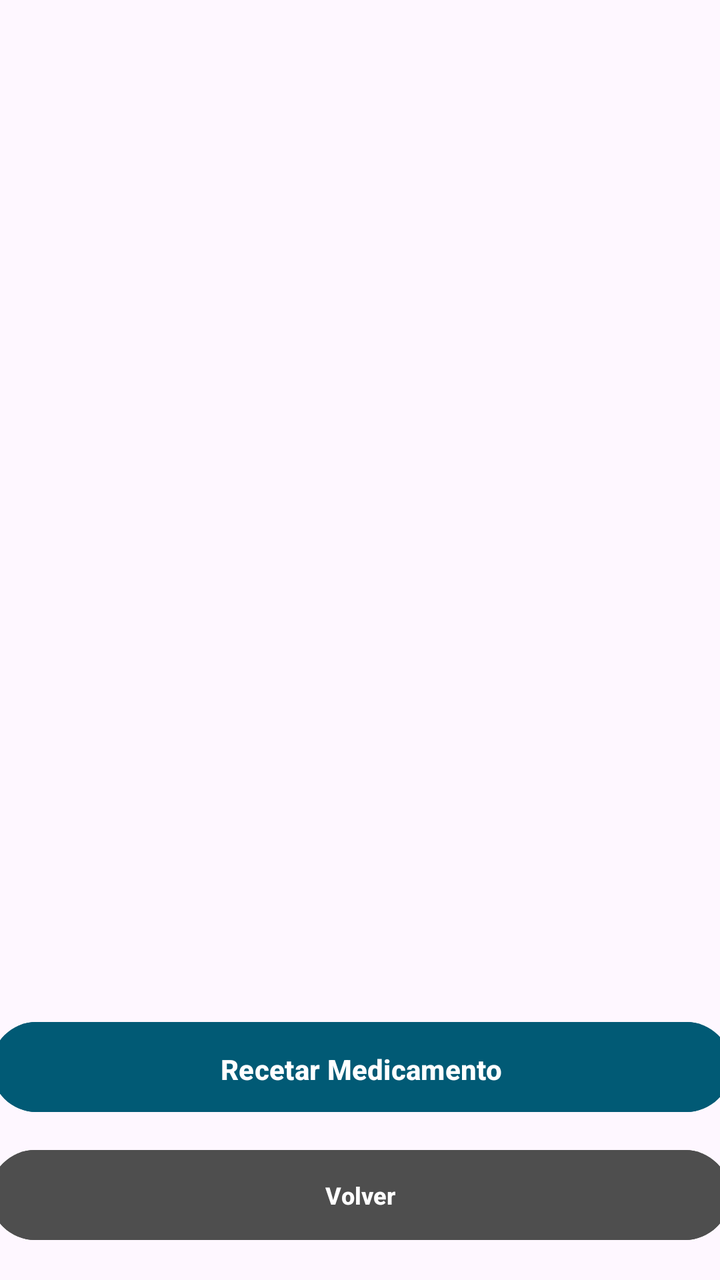
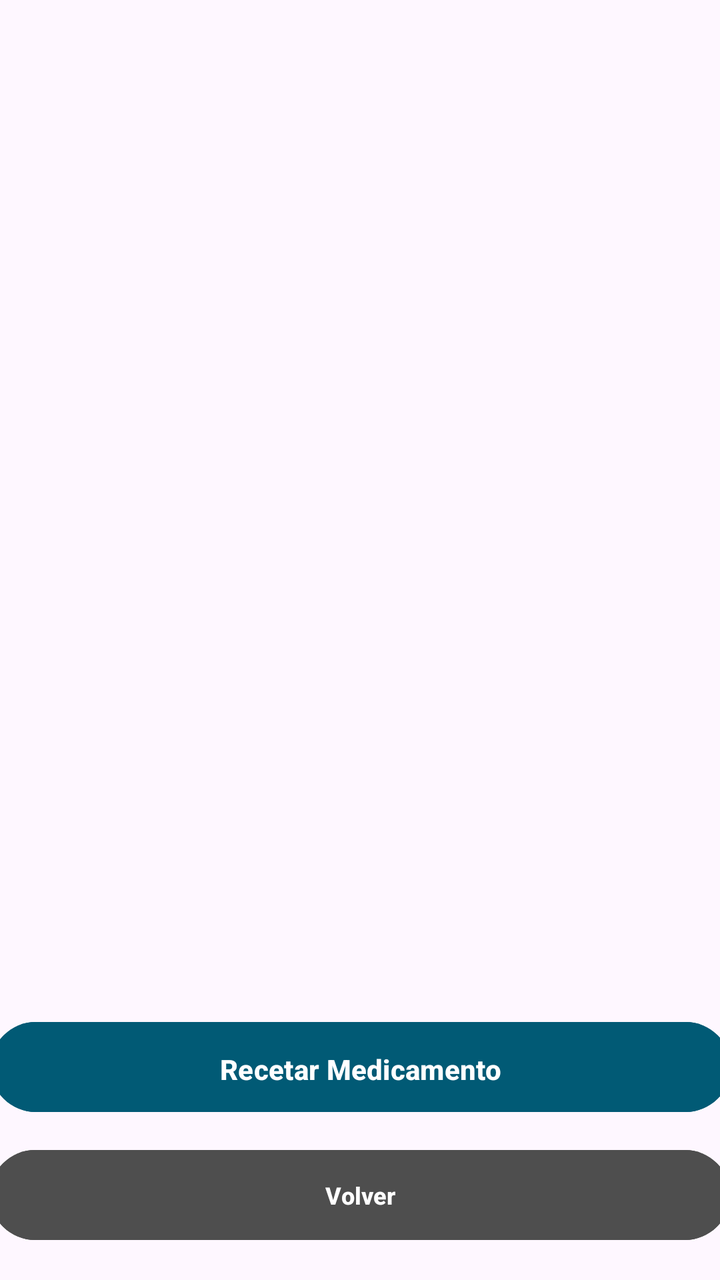

The first picture is an Android layout as it rendered before a commit; the second is the same layout after the commit. The layout source and the unified diff follow.
<!-- AndroidManifest.xml: application theme Theme.MobilesVC -->
<!-- res/layout/medicamentos_view.xml -->
<?xml version="1.0" encoding="utf-8"?>
<androidx.constraintlayout.widget.ConstraintLayout xmlns:android="http://schemas.android.com/apk/res/android"
    xmlns:app="http://schemas.android.com/apk/res-auto"
    xmlns:tools="http://schemas.android.com/tools"
    android:layout_width="match_parent"
    android:layout_height="match_parent">

    <Button
        android:id="@+id/vToMedicamentoCrear"
        android:layout_width="370dp"
        android:layout_height="53dp"
        android:layout_marginTop="48dp"
        android:layout_marginBottom="80dp"
        android:backgroundTint="#015A75"
        android:paddingVertical="14dp"
        android:text="Recetar Medicamento"
        android:textStyle="bold"
        app:layout_constraintBottom_toBottomOf="parent"
        app:layout_constraintEnd_toEndOf="parent"
        app:layout_constraintHorizontal_bias="0.487"
        app:layout_constraintStart_toStartOf="parent" />

    <Button
        android:id="@+id/vVolverMedicamentosList"
        android:layout_width="370dp"
        android:layout_height="53dp"
        android:layout_marginHorizontal="24dp"
        android:layout_marginStart="20dp"
        android:layout_marginTop="11dp"
        android:layout_marginEnd="21dp"
        android:layout_marginBottom="16dp"
        android:backgroundTint="#4E4E4E"
        android:paddingVertical="10dp"
        android:text="Volver"
        android:textSize="12sp"
        android:textStyle="bold"
        android:visibility="visible"
        app:layout_constraintBottom_toBottomOf="parent"
        app:layout_constraintEnd_toEndOf="parent"
        app:layout_constraintStart_toStartOf="parent"
        app:layout_constraintTop_toBottomOf="@+id/vToMedicamentoCrear" />

    <androidx.recyclerview.widget.RecyclerView
        android:id="@+id/vMedicamentosList"
        android:layout_width="384dp"
        android:layout_height="585dp"
        android:layout_marginBottom="2dp"
        app:layout_constraintBottom_toBottomOf="parent"
        app:layout_constraintEnd_toEndOf="parent"
        app:layout_constraintStart_toStartOf="parent"
        app:layout_constraintTop_toTopOf="parent"
        app:layout_constraintVertical_bias="0.0" />
</androidx.constraintlayout.widget.ConstraintLayout>
<!-- resources referenced by this layout -->
<resources>
  <style name="Theme.MobilesVC" parent="Base.Theme.MobilesVC" />
  <style name="Base.Theme.MobilesVC" parent="Theme.Material3.DayNight.NoActionBar">
          
          
      </style>
</resources>

<!-- the commit's change to res/layout/medicamentos_view.xml (unified diff, before → after) -->
@@ -9,7 +9,6 @@
         android:id="@+id/vToMedicamentoCrear"
         android:layout_width="370dp"
         android:layout_height="53dp"
-        android:layout_marginTop="48dp"
         android:layout_marginBottom="80dp"
         android:backgroundTint="#015A75"
         android:paddingVertical="14dp"
@@ -17,7 +16,7 @@
         android:textStyle="bold"
         app:layout_constraintBottom_toBottomOf="parent"
         app:layout_constraintEnd_toEndOf="parent"
-        app:layout_constraintHorizontal_bias="0.487"
+        app:layout_constraintHorizontal_bias="0.5"
         app:layout_constraintStart_toStartOf="parent" />
 
     <Button
